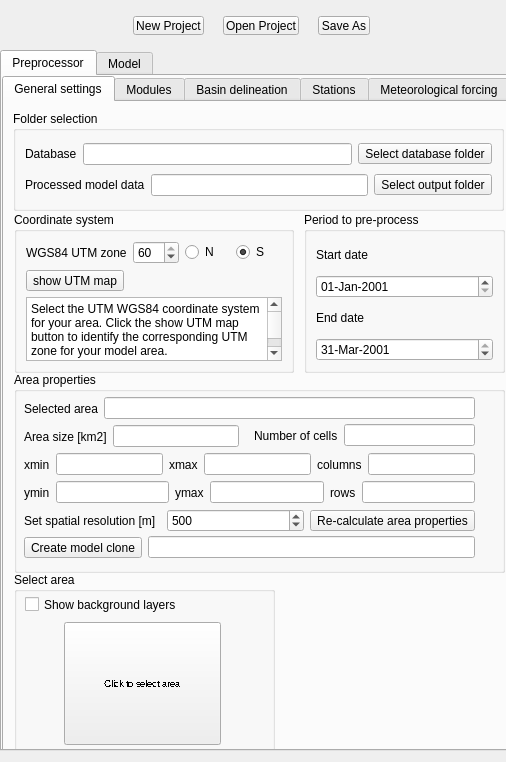
This is ui/SPHY_plugin_dialog_base.ui in FutureWater/SphyPlugin as Qt 5 draws it before an edit. The edited form follows.
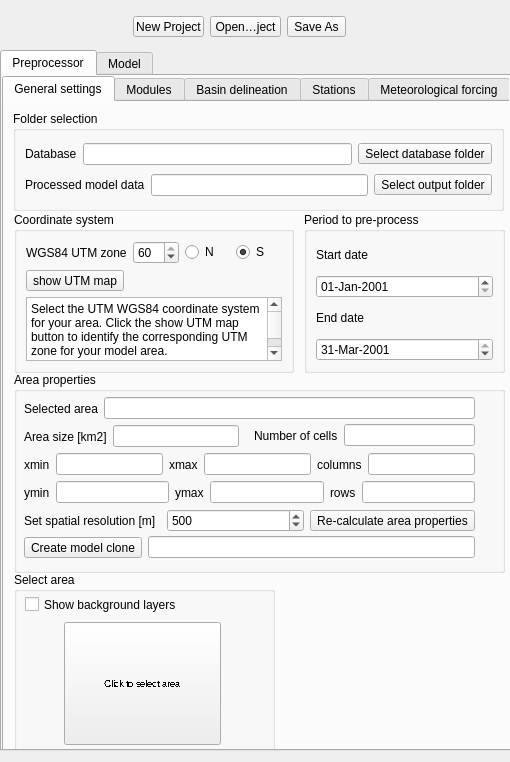
This is the edited form. The open tabs and pages were chosen to show the change. Icons and pictures are not drawn.

Commit message: changes to size policy

The edit to the form file:
```diff
--- a/ui/SPHY_plugin_dialog_base.ui
+++ b/ui/SPHY_plugin_dialog_base.ui
@@ -9,16 +9,22 @@
    <rect>
     <x>0</x>
     <y>0</y>
-    <width>506</width>
+    <width>510</width>
     <height>762</height>
    </rect>
   </property>
   <property name="sizePolicy">
-   <sizepolicy hsizetype="MinimumExpanding" vsizetype="MinimumExpanding">
+   <sizepolicy hsizetype="Expanding" vsizetype="Expanding">
     <horstretch>0</horstretch>
     <verstretch>0</verstretch>
    </sizepolicy>
   </property>
+  <property name="minimumSize">
+   <size>
+    <width>0</width>
+    <height>0</height>
+   </size>
+  </property>
   <property name="maximumSize">
    <size>
     <width>510</width>
@@ -4748,51 +4754,45 @@
     </widget>
    </widget>
   </widget>
-  <widget class="QToolButton" name="saveAsButton">
-   <property name="geometry">
-    <rect>
-     <x>318</x>
-     <y>16</y>
-     <width>52</width>
-     <height>19</height>
-    </rect>
-   </property>
-   <property name="text">
-    <string>Save As</string>
-   </property>
-  </widget>
-  <widget class="QToolButton" name="openButton">
-   <property name="geometry">
-    <rect>
-     <x>223</x>
-     <y>16</y>
-     <width>76</width>
-     <height>19</height>
-    </rect>
-   </property>
-   <property name="text">
-    <string>Open Project</string>
-   </property>
-  </widget>
-  <widget class="QToolButton" name="newButton">
+  <widget class="QWidget" name="layoutWidget">
    <property name="geometry">
     <rect>
      <x>133</x>
      <y>16</y>
-     <width>71</width>
-     <height>19</height>
+     <width>213</width>
+     <height>21</height>
     </rect>
    </property>
-   <property name="font">
-    <font>
-     <weight>50</weight>
-     <bold>false</bold>
-     <underline>false</underline>
-    </font>
-   </property>
-   <property name="text">
-    <string>New Project</string>
-   </property>
+   <layout class="QHBoxLayout" name="horizontalLayout_103">
+    <item>
+     <widget class="QToolButton" name="newButton">
+      <property name="font">
+       <font>
+        <weight>50</weight>
+        <bold>false</bold>
+        <underline>false</underline>
+       </font>
+      </property>
+      <property name="text">
+       <string>New Project</string>
+      </property>
+     </widget>
+    </item>
+    <item>
+     <widget class="QToolButton" name="openButton">
+      <property name="text">
+       <string>Open Project</string>
+      </property>
+     </widget>
+    </item>
+    <item>
+     <widget class="QToolButton" name="saveAsButton">
+      <property name="text">
+       <string>Save As</string>
+      </property>
+     </widget>
+    </item>
+   </layout>
   </widget>
  </widget>
  <resources>
```
Left out of the diff: 23 changed lines with no effect on the pictures. The commit also changes 1 other file.
